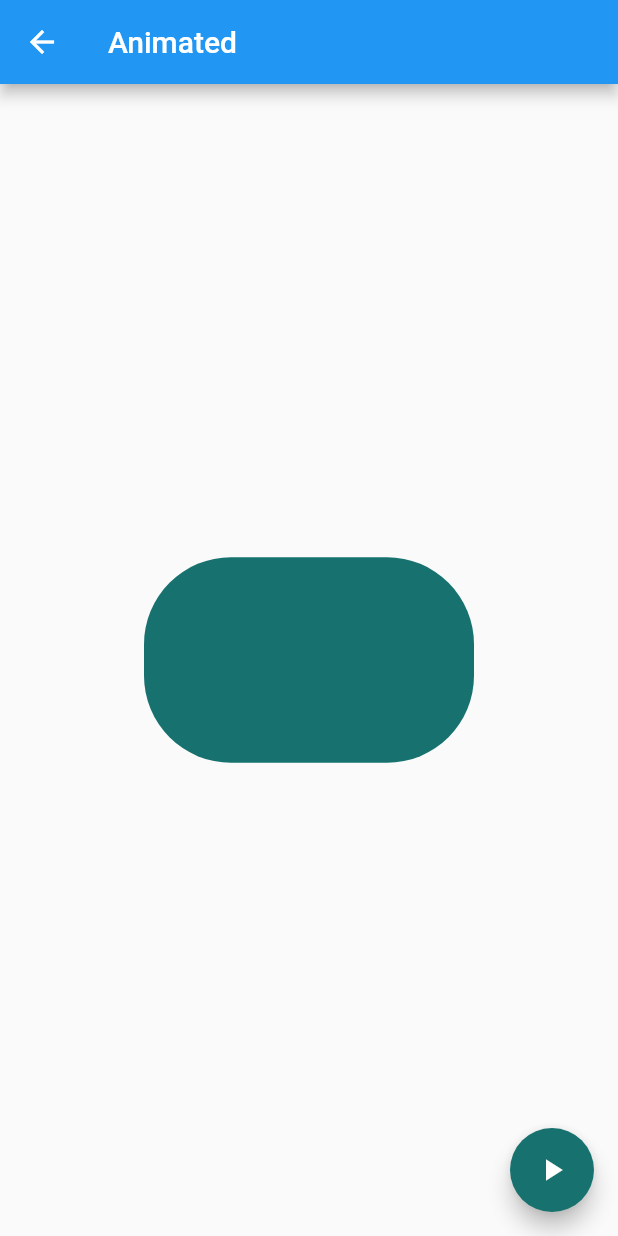
After one commit to eigan97/flutter_components, a Flutter app: the AnimatedContainerPage screen opened by its route, after a tap on the "play arrow" icon, on a phone screen of 412 x 824 dp. The commit adds this screen. Run offline on Flutter 3.47's test engine with Material 2 defaults, Android fonts, the phone set to English and light mode, and no system bars.

Commit message:
se añade menu par aanimated page y se usan las propiedades AnimatedContainer y Curves para generar contenedores con efectos

```diff
--- a/flutter_components/data/menu_opts.json
+++ b/flutter_components/data/menu_opts.json
@@ -15,6 +15,11 @@
             "ruta" : "card",
             "icon" : "folder_open",
             "texto": "Cards - Tarjetas"
+        },
+        {
+            "ruta" : "animatedContainer",
+            "icon" : "donut_large",
+            "texto": "Animated - Container"
         }
     ]
 }
--- /dev/null
+++ b/flutter_components/lib/src/pages/animated_container.dart
@@ -0,0 +1,57 @@
+import 'dart:math';
+
+import 'package:flutter/material.dart';
+
+class AnimatedContainerPage extends StatefulWidget {
+  AnimatedContainerPage({Key key}) : super(key: key);
+
+  @override
+  _AnimatedContainerPageState createState() => _AnimatedContainerPageState();
+}
+
+class _AnimatedContainerPageState extends State<AnimatedContainerPage> {
+  double _width = 50.0;
+  double _height = 50.0;
+  Color _color = Colors.pink;
+
+  BorderRadius _br = BorderRadius.circular(8.0);
+  @override
+  Widget build(BuildContext context) {
+    return Scaffold(
+      appBar: AppBar(
+        title: Text('Animated'),
+      ),
+      body: Center(
+        //existen dos tipos de contenedores -> Container() y AnimatedContainer que crea una animacion y a diferencia de Container recibe duration para la animacion
+        //Tambien existe la propiedad curve que son animaciones predeterminadas
+        child: AnimatedContainer(
+          duration: Duration(milliseconds: 500),
+          curve: Curves.linearToEaseOut,
+          width: _width,
+          height: _height,
+          decoration: BoxDecoration(
+            borderRadius: _br,
+            color: _color,
+          ),
+        ),
+      ),
+      floatingActionButton: FloatingActionButton(
+        backgroundColor: _color,
+        child: Icon(Icons.play_arrow),
+        onPressed: _cambios,
+      ),
+    );
+  }
+
+  void _cambios() {
+    final random = Random();
+
+    setState(() {
+      this._width = random.nextInt(300).toDouble();
+      this._height = random.nextInt(300).toDouble();
+      this._color = Color.fromRGBO(
+          random.nextInt(255), random.nextInt(255), random.nextInt(255), 1);
+      this._br = BorderRadius.circular(random.nextInt(100).toDouble());
+    });
+  }
+}
--- a/flutter_components/lib/src/routes/routes.dart
+++ b/flutter_components/lib/src/routes/routes.dart
@@ -1,6 +1,7 @@
 import 'package:flutter/material.dart';
 
 import 'package:flutter_components/src/pages/alert_page.dart';
+import 'package:flutter_components/src/pages/animated_container.dart';
 import 'package:flutter_components/src/pages/avatar_page.dart';
 import 'package:flutter_components/src/pages/cards_page.dart';
 import 'package:flutter_components/src/pages/home_page.dart';
@@ -11,5 +12,6 @@ Map<String, WidgetBuilder> getApplicationRoutes() {
     '/alert': (BuildContext context) => AlertPage(),
     '/avatar': (BuildContext context) => AvatarPage(),
     '/card': (BuildContext context) => CardsPage(),
+    '/animatedContainer': (BuildContext context) => AnimatedContainerPage(),
   };
 }
--- a/flutter_components/lib/src/utils/icono_string_util.dart
+++ b/flutter_components/lib/src/utils/icono_string_util.dart
@@ -4,6 +4,7 @@ final _icons = <String, IconData>{
   'add_alert': Icons.add_alert,
   'accessibility': Icons.accessibility,
   'folder_open': Icons.folder_open,
+  'donut_large': Icons.donut_large,
 };
 
 Icon getIcon(String nombreIcono) {
```
